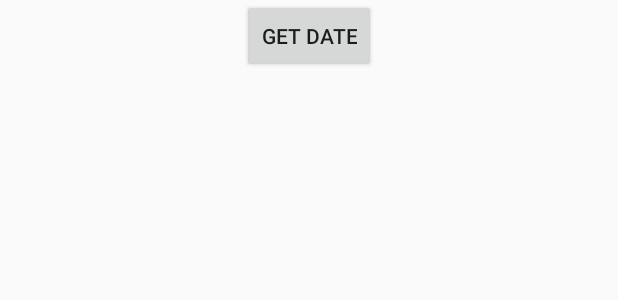
After one commit to szymonfiedler/BillApp, an Android app: the layout activity_end.xml on its own in the app's theme, with its tools: preview values and no code run, on a phone screen of 412 x 824 dp. The commit adds this screen. Shown: the top 300 px of the screen. Run offline under Robolectric (Android 15) with nearby library versions, the phone set to English and light mode, and no system bars.

Commit message:
PART 2- added choice tableId to everybody table and handling by GET; added EndActivity

```diff
--- a/app/src/main/AndroidManifest.xml
+++ b/app/src/main/AndroidManifest.xml
@@ -34,6 +34,7 @@
         <activity android:name=".User_reg" />
         <activity android:name=".HoursActivity" />
         <activity android:name=".CalenderActivity" />
+        <activity android:name=".booktable.EndActivity"></activity>
     </application>
 
 </manifest>
--- a/app/src/main/java/com/example/sara/billards/CalenderActivity.java
+++ b/app/src/main/java/com/example/sara/billards/CalenderActivity.java
@@ -40,7 +40,6 @@ public class CalenderActivity extends AppCompatActivity {
                 Calendar calendar = Calendar.getInstance();
                 calendar.set(year, month, dayOfMonth);
                 date = DateUtils.formatDate(calendar.getTime());
-                Log.e(TAG, " date from PostRequest class " + date);
                 Toast.makeText(getBaseContext(), "get date():" + date, Toast.LENGTH_LONG).show();
 
 
@@ -74,7 +73,6 @@ public class CalenderActivity extends AppCompatActivity {
 
                 Intent intent2 =getIntent(); //pobranie intentu RegistrationAct
                 int tableId= intent2.getIntExtra("tableId",1); // odebranie TableId
-                Log.e(TAG, "tableId from Registration class " + tableId);
 
                 intent.putExtra("tableId", tableId); // wyslanie tableId dalej->do HoursActivity
                 startActivity(intent);
--- /dev/null
+++ b/app/src/main/res/layout/activity_end.xml
@@ -0,0 +1,25 @@
+<?xml version="1.0" encoding="utf-8"?>
+<android.support.constraint.ConstraintLayout xmlns:android="http://schemas.android.com/apk/res/android"
+    xmlns:app="http://schemas.android.com/apk/res-auto"
+    xmlns:tools="http://schemas.android.com/tools"
+    android:layout_width="match_parent"
+    android:layout_height="match_parent"
+    tools:context="com.example.sara.billards.booktable.EndActivity">
+    <Button
+        android:id="@+id/buttonPOST"
+        android:layout_width="wrap_content"
+        android:layout_height="wrap_content"
+        android:text="POST"
+        tools:layout_editor_absoluteY="50dp"
+        app:layout_constraintLeft_toLeftOf="parent"
+        app:layout_constraintRight_toRightOf="parent" />
+
+    <Button
+        android:id="@+id/buttonGET"
+        android:layout_width="wrap_content"
+        android:layout_height="wrap_content"
+        android:text="GET DATE"
+        tools:layout_editor_absoluteY="198dp"
+        app:layout_constraintLeft_toLeftOf="parent"
+        app:layout_constraintRight_toRightOf="parent" />
+</android.support.constraint.ConstraintLayout>
```
Also changed, not shown: app/src/main/java/com/example/sara/billards/HoursActivity.java (+23 -11 lines), app/src/main/java/com/example/sara/billards/booktable/EndActivity.java (added, +35 -0 lines).
